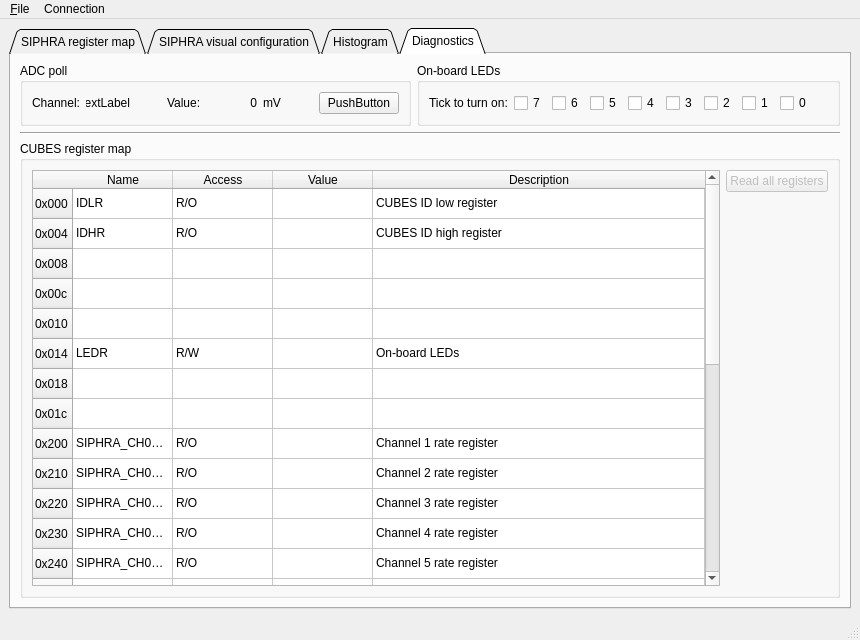
Old version of the form CubesControl/ui/cubescontrol.ui in the repository tstana/cubes-sw.
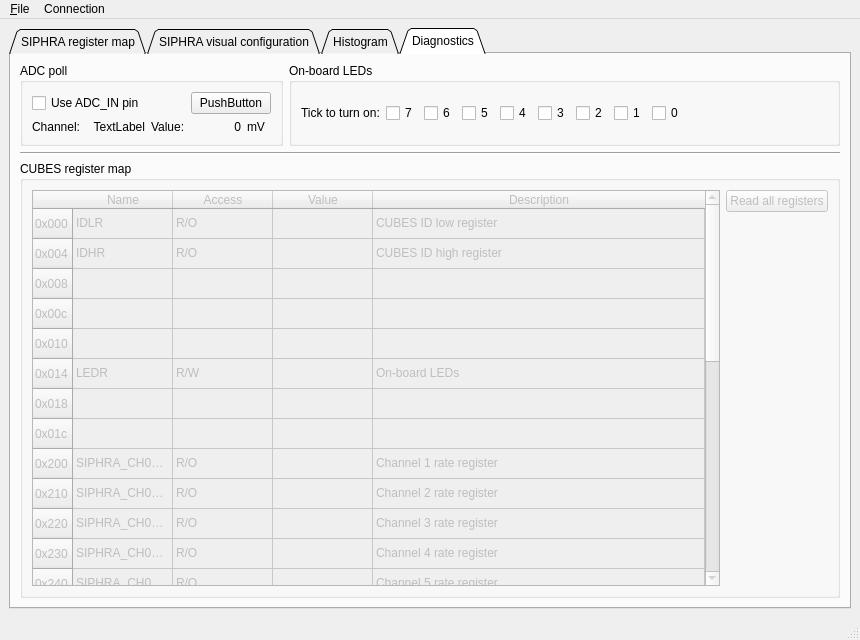
New version of the form. The open tabs and pages were chosen to show the change. Icons and pictures are not drawn. Custom widgets are drawn as their Qt base class.

Commit message:
UI: Changes to diagnostics tab
- adding checkbox for polling ADC_IN
- some changes in top two group boxes
- disabling registers view, since it's not used ATM

```diff
--- a/CubesControl/ui/cubescontrol.ui
+++ b/CubesControl/ui/cubescontrol.ui
@@ -945,15 +945,22 @@
             <property name="title">
              <string>ADC poll</string>
             </property>
-            <layout class="QHBoxLayout" name="horizontalLayout_6">
-             <item>
+            <layout class="QGridLayout" name="gridLayout_6">
+             <item row="0" column="0" colspan="2">
+              <widget class="QCheckBox" name="checkboxUseAdcIn">
+               <property name="text">
+                <string>Use ADC_IN pin</string>
+               </property>
+              </widget>
+             </item>
+             <item row="1" column="0">
               <widget class="QLabel" name="label_2">
                <property name="text">
                 <string>Channel:</string>
                </property>
               </widget>
              </item>
-             <item>
+             <item row="1" column="1">
               <widget class="QLabel" name="lblAdcChan">
                <property name="minimumSize">
                 <size>
@@ -969,27 +976,14 @@
                </property>
               </widget>
              </item>
-             <item>
-              <spacer name="horizontalSpacer_4">
-               <property name="orientation">
-                <enum>Qt::Horizontal</enum>
-               </property>
-               <property name="sizeHint" stdset="0">
-                <size>
-                 <width>40</width>
-                 <height>20</height>
-                </size>
-               </property>
-              </spacer>
-             </item>
-             <item>
+             <item row="1" column="2">
               <widget class="QLabel" name="label_3">
                <property name="text">
                 <string>Value:</string>
                </property>
               </widget>
              </item>
-             <item>
+             <item row="1" column="3">
               <widget class="QLabel" name="lblAdcValue">
                <property name="minimumSize">
                 <size>
@@ -1005,27 +999,14 @@
                </property>
               </widget>
              </item>
-             <item>
+             <item row="1" column="4">
               <widget class="QLabel" name="label_4">
                <property name="text">
                 <string>mV</string>
                </property>
               </widget>
              </item>
-             <item>
-              <spacer name="horizontalSpacer_5">
-               <property name="orientation">
-                <enum>Qt::Horizontal</enum>
-               </property>
-               <property name="sizeHint" stdset="0">
-                <size>
-                 <width>40</width>
-                 <height>20</height>
-                </size>
-               </property>
-              </spacer>
-             </item>
-             <item>
+             <item row="0" column="3" colspan="2">
               <widget class="QPushButton" name="btnToggleAdcPoll">
                <property name="text">
                 <string>PushButton</string>
@@ -1147,6 +1128,9 @@
           <layout class="QHBoxLayout" name="horizontalLayout_3">
            <item>
             <widget class="QTableWidget" name="tableCubesRegs">
+             <property name="enabled">
+              <bool>false</bool>
+             </property>
              <property name="sizeAdjustPolicy">
               <enum>QAbstractScrollArea::AdjustIgnored</enum>
              </property>
```
Left out of the diff: 4 changed lines with no effect on the pictures.
